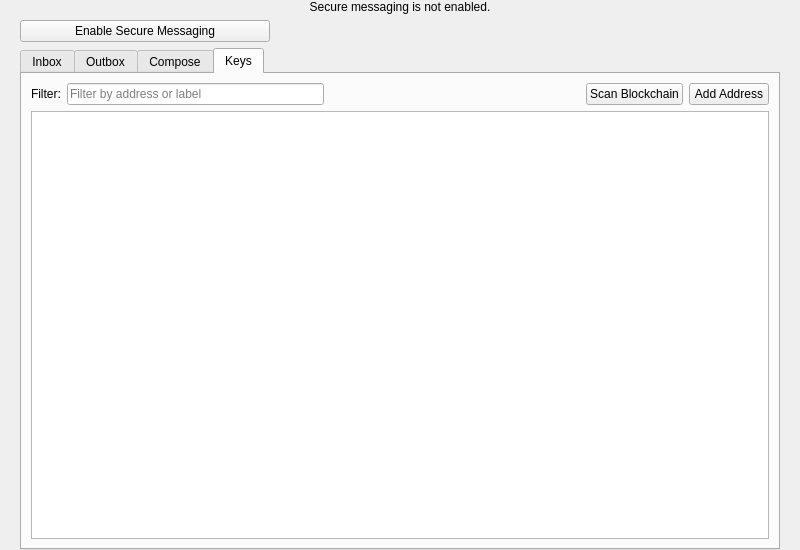
Qt form src/qt/forms/messagingpage.ui (OmegaBlockchain/omegacoin) before a commit.
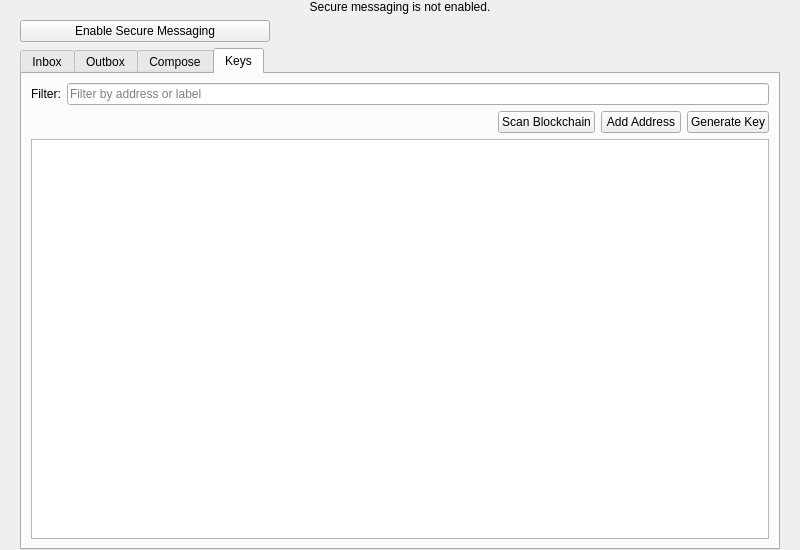
The same form after that commit. The open tabs and pages were chosen to show the change.

Commit message: add smsg key generate button

What changed in the file:
```diff
--- a/src/qt/forms/messagingpage.ui
+++ b/src/qt/forms/messagingpage.ui
@@ -349,6 +349,10 @@
            </property>
           </widget>
          </item>
+        </layout>
+       </item>
+       <item>
+        <layout class="QHBoxLayout" name="keysActionLayout">
          <item>
           <spacer name="keysSpacer">
            <property name="orientation">
@@ -376,6 +380,13 @@
            </property>
           </widget>
          </item>
+         <item>
+          <widget class="QPushButton" name="generateKeyButton">
+           <property name="text">
+            <string>Generate Key</string>
+           </property>
+          </widget>
+         </item>
         </layout>
        </item>
        <item>
```
The commit also changes 2 other files.
